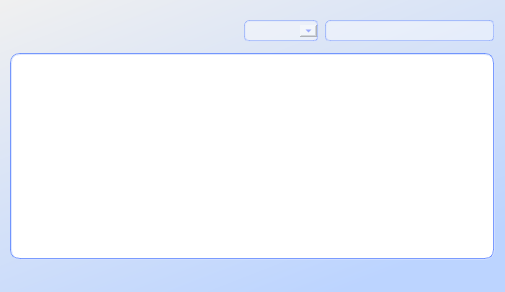
realXtend/tundra, file bin/data/ui/communications.ui: the form before one commit.
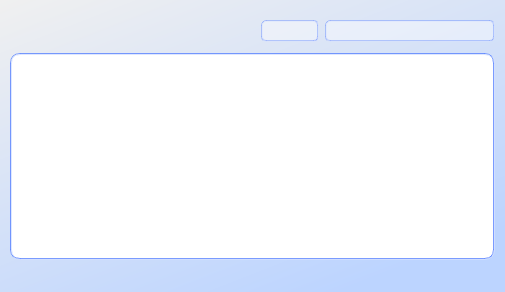
The form after the commit. Icons and pictures are not drawn.

Commit message: * Now asks if you want to be friend with 'FriendRequest' originator * Corrected typos from calling classes to this * New ui files

Diff of the .ui file:
```diff
--- a/bin/data/ui/communications.ui
+++ b/bin/data/ui/communications.ui
@@ -30,9 +30,9 @@
 
 QComboBox::drop-down:!editable { 
 	subcontrol-position: center right; 
-	width: 12px; 
-	height: 12px;
-	padding-right: 5px;
+	width: 0px; 
+	height: 0px;
+	padding-right: 0px;
 }
 
 QLineEdit {
@@ -102,7 +102,7 @@
            </property>
            <property name="sizeHint" stdset="0">
             <size>
-             <width>40</width>
+             <width>10</width>
              <height>5</height>
             </size>
            </property>
```
The commit also changes 5 other files.
